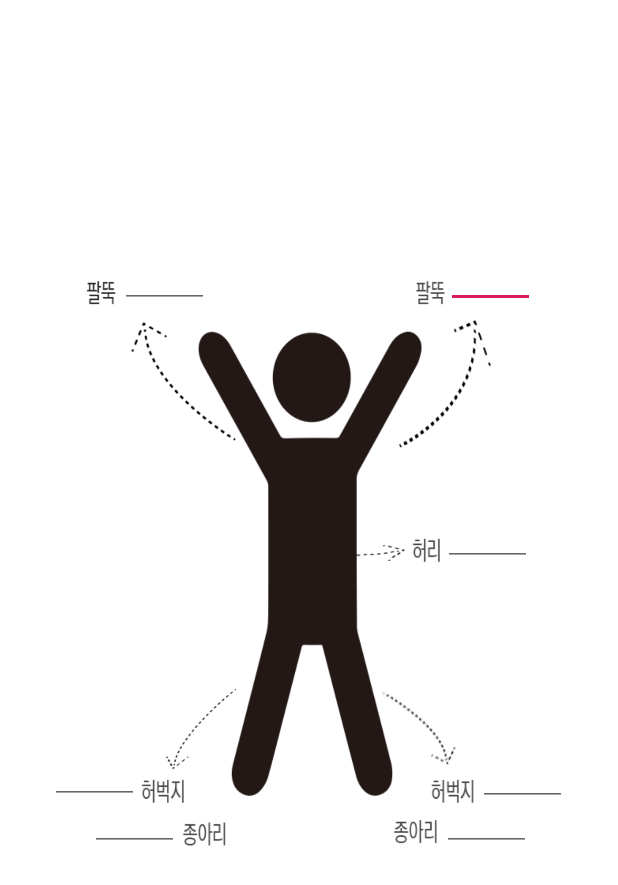
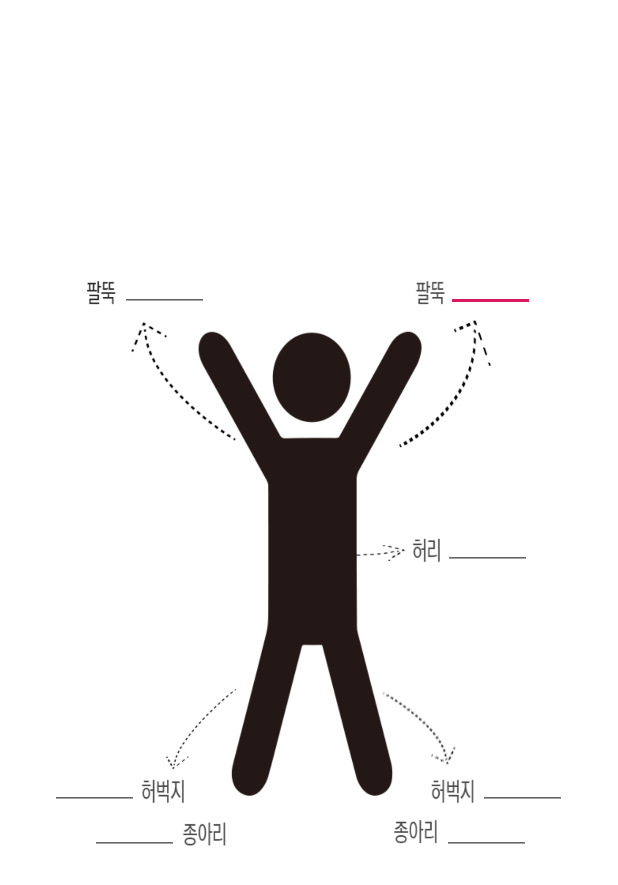
Before and after one commit to 201927055/myproject, an Android app: the layout activity_bodycheck.xml on its own in the app's theme, with its tools: preview values and no code run, on a phone screen of 412 x 824 dp. Shown: the top 885 px of the screen. Run offline under Robolectric (Android 15) with nearby library versions, the phone set to English and light mode, and no system bars.

Commit message:
initial commit

```diff
--- a/app/src/main/AndroidManifest.xml
+++ b/app/src/main/AndroidManifest.xml
@@ -16,6 +16,9 @@
                 <category android:name="android.intent.category.LAUNCHER" />
             </intent-filter>
         </activity>
+        <activity android:name=".BodyCheck"/>
+        <activity android:name=".Exercise"/>
+        <activity android:name=".Measure"/>
     </application>
 
 </manifest>
--- a/app/src/main/java/com/youngjoo/DietApp/BodyCheck.java
+++ b/app/src/main/java/com/youngjoo/DietApp/BodyCheck.java
@@ -1,18 +1,14 @@
 package com.youngjoo.DietApp;
 
-import android.content.Intent;
 import android.os.Bundle;
 import android.support.v7.app.AppCompatActivity;
 
 public class BodyCheck extends AppCompatActivity {
-        private static final String TAG = "BodyCheck";
 
         @Override
         protected void onCreate(Bundle savedInstanceState) {
                 super.onCreate(savedInstanceState);
                 setContentView(R.layout.activity_bodycheck);
 
-                Intent incomingIntent = getIntent();
-
         }
 }
--- a/app/src/main/java/com/youngjoo/DietApp/Exercise.java
+++ b/app/src/main/java/com/youngjoo/DietApp/Exercise.java
@@ -1,17 +1,13 @@
 package com.youngjoo.DietApp;
 
-import android.content.Intent;
 import android.os.Bundle;
 import android.support.v7.app.AppCompatActivity;
 
 public class Exercise extends AppCompatActivity {
-    private static final String TAG = "Exercise";
 
     @Override
     protected void onCreate(Bundle savedInstanceState) {
         super.onCreate(savedInstanceState);
         setContentView(R.layout.activity_exercise);
-
-        Intent incomingIntent = getIntent();
     }
 }
--- a/app/src/main/java/com/youngjoo/DietApp/Measure.java
+++ b/app/src/main/java/com/youngjoo/DietApp/Measure.java
@@ -1,18 +1,14 @@
 package com.youngjoo.DietApp;
 
-import android.content.Intent;
 import android.os.Bundle;
 import android.support.v7.app.AppCompatActivity;
 
 public class Measure extends AppCompatActivity {
-    private static final String TAG = "Measure";
 
     @Override
     protected void onCreate(Bundle savedInstanceState) {
         super.onCreate(savedInstanceState);
         setContentView(R.layout.activity_measure);
 
-        Intent incomingIntent = getIntent();
-
     }
 }
--- a/app/src/main/res/layout/activity_bodycheck.xml
+++ b/app/src/main/res/layout/activity_bodycheck.xml
@@ -27,8 +27,8 @@
     <EditText
         android:id="@+id/n1"
         android:layout_width="59dp"
-        android:layout_height="34dp"
-        android:layout_marginTop="171dp"
+        android:layout_height="40dp"
+        android:layout_marginTop="168dp"
         android:layout_marginEnd="55dp"
         android:layout_marginRight="55dp"
         android:ems="10"
@@ -39,10 +39,10 @@
     <EditText
         android:id="@+id/n2"
         android:layout_width="59dp"
-        android:layout_height="34dp"
+        android:layout_height="40dp"
         android:layout_marginStart="80dp"
         android:layout_marginLeft="80dp"
-        android:layout_marginTop="171dp"
+        android:layout_marginTop="168dp"
         android:ems="10"
         android:inputType="number"
         app:layout_constraintStart_toStartOf="parent"
@@ -51,8 +51,8 @@
     <EditText
         android:id="@+id/n3"
         android:layout_width="59dp"
-        android:layout_height="34dp"
-        android:layout_marginTop="343dp"
+        android:layout_height="40dp"
+        android:layout_marginTop="340dp"
         android:layout_marginEnd="57dp"
         android:layout_marginRight="57dp"
         android:ems="10"
@@ -63,10 +63,10 @@
     <EditText
         android:id="@+id/n4"
         android:layout_width="59dp"
-        android:layout_height="34dp"
+        android:layout_height="40dp"
         android:layout_marginStart="33dp"
         android:layout_marginLeft="33dp"
-        android:layout_marginTop="502dp"
+        android:layout_marginTop="500dp"
         android:ems="10"
         android:inputType="number"
         app:layout_constraintStart_toStartOf="parent"
@@ -75,10 +75,10 @@
     <EditText
         android:id="@+id/n5"
         android:layout_width="59dp"
-        android:layout_height="34dp"
+        android:layout_height="40dp"
         android:layout_marginStart="60dp"
         android:layout_marginLeft="60dp"
-        android:layout_marginTop="533dp"
+        android:layout_marginTop="530dp"
         android:ems="10"
         android:inputType="number"
         app:layout_constraintStart_toStartOf="parent"
@@ -87,8 +87,8 @@
     <EditText
         android:id="@+id/n6"
         android:layout_width="59dp"
-        android:layout_height="34dp"
-        android:layout_marginTop="503dp"
+        android:layout_height="40dp"
+        android:layout_marginTop="500dp"
         android:layout_marginEnd="34dp"
         android:layout_marginRight="34dp"
         android:ems="10"
@@ -99,8 +99,8 @@
     <EditText
         android:id="@+id/n7"
         android:layout_width="59dp"
-        android:layout_height="34dp"
-        android:layout_marginTop="533dp"
+        android:layout_height="40dp"
+        android:layout_marginTop="530dp"
         android:layout_marginEnd="58dp"
         android:layout_marginRight="58dp"
         android:ems="10"
```
Also changed, not shown: app/src/main/java/com/youngjoo/DietApp/MainActivity.java (+7 -12 lines), app/src/main/res/layout/activity_main.xml (+5 -4 lines).
